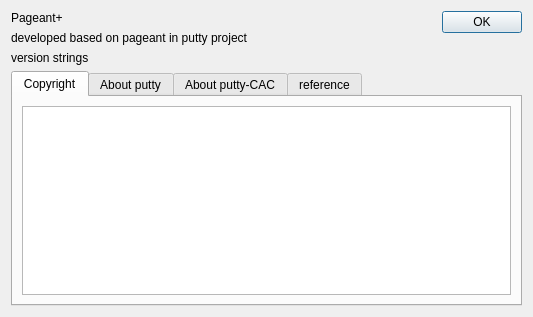
Qt form aboutdlg.ui (zmatsuo/pageant-) before a commit.
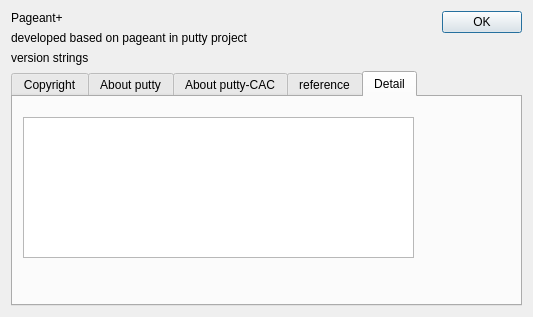
The same form after that commit. The open tabs and pages were chosen to show the change.

```diff
--- a/aboutdlg.ui
+++ b/aboutdlg.ui
@@ -120,6 +120,24 @@
        </item>
       </layout>
      </widget>
+     <widget class="QWidget" name="tab_5">
+      <attribute name="title">
+       <string>Detail</string>
+      </attribute>
+      <widget class="QPlainTextEdit" name="plainTextEdit">
+       <property name="geometry">
+        <rect>
+         <x>10</x>
+         <y>20</y>
+         <width>391</width>
+         <height>141</height>
+        </rect>
+       </property>
+       <property name="readOnly">
+        <bool>true</bool>
+       </property>
+      </widget>
+     </widget>
     </widget>
    </item>
    <item row="1" column="0">
```
